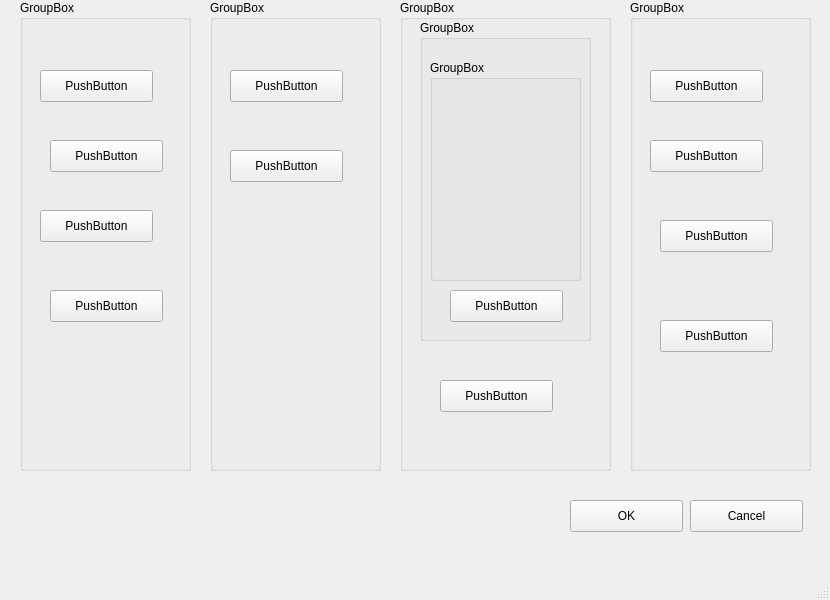
This is myui.ui in kevin110604/CV_image-processing as Qt 5 draws it before an edit. The edited form follows.
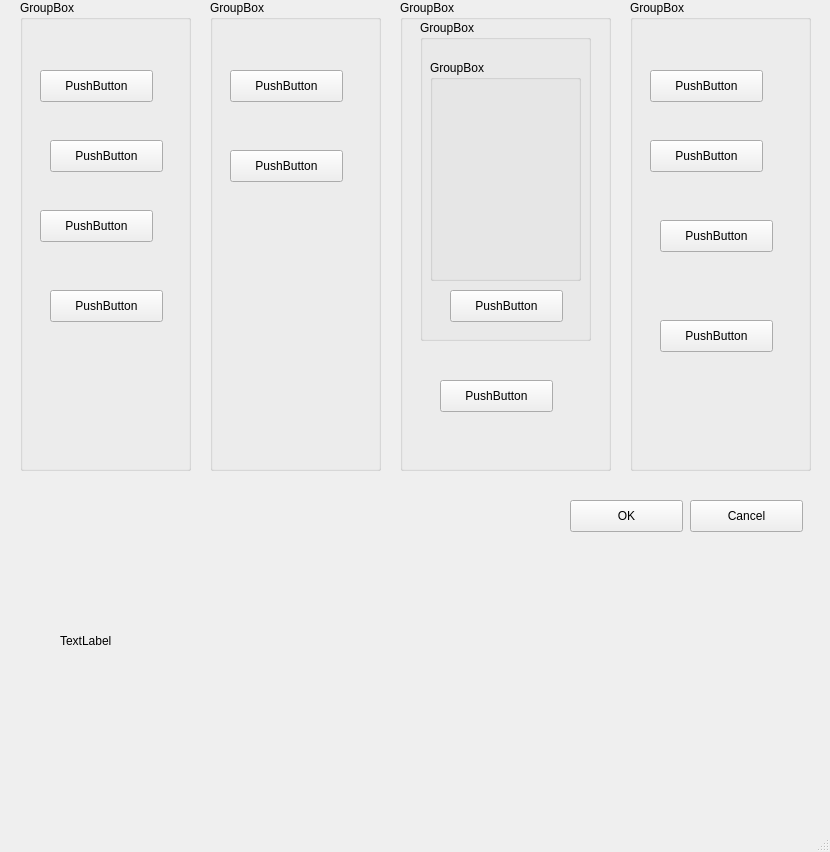
This is the edited form.

Commit message: Use popup widget to show img

The edit to the form file:
```diff
--- a/myui.ui
+++ b/myui.ui
@@ -7,7 +7,7 @@
     <x>0</x>
     <y>0</y>
     <width>830</width>
-    <height>600</height>
+    <height>852</height>
    </rect>
   </property>
   <property name="windowTitle">
@@ -274,6 +274,19 @@
      </property>
     </widget>
    </widget>
+   <widget class="QLabel" name="label">
+    <property name="geometry">
+     <rect>
+      <x>60</x>
+      <y>500</y>
+      <width>481</width>
+      <height>281</height>
+     </rect>
+    </property>
+    <property name="text">
+     <string>TextLabel</string>
+    </property>
+   </widget>
   </widget>
   <widget class="QMenuBar" name="menubar">
    <property name="geometry">
```
The commit also changes 3 other files.
